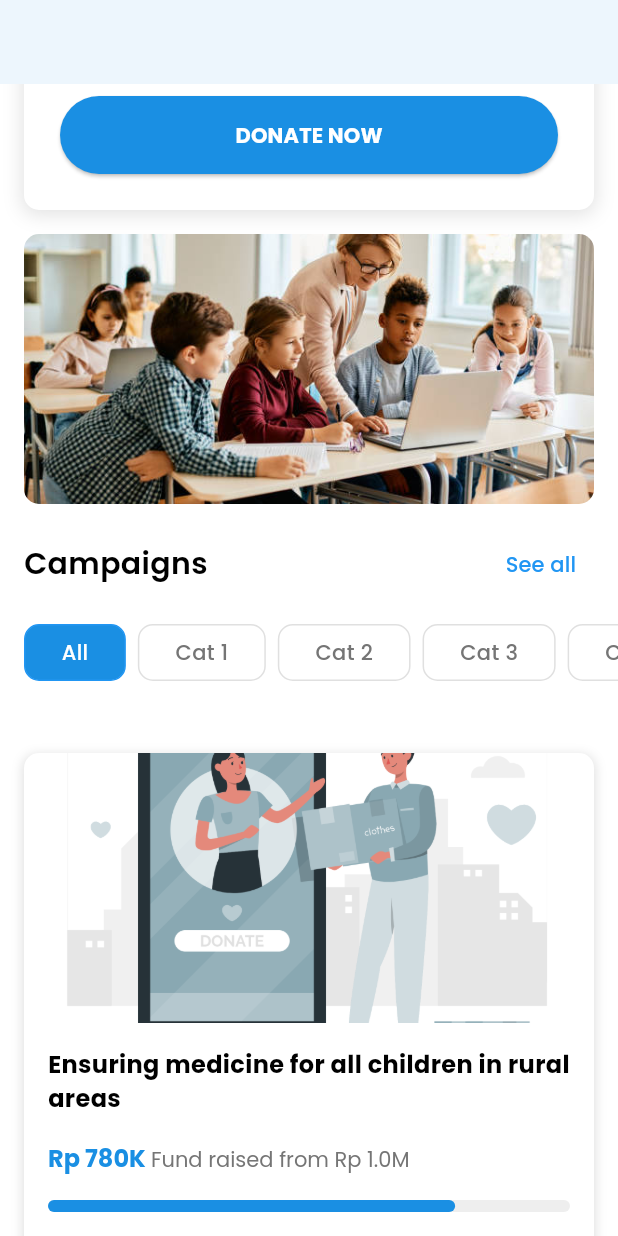
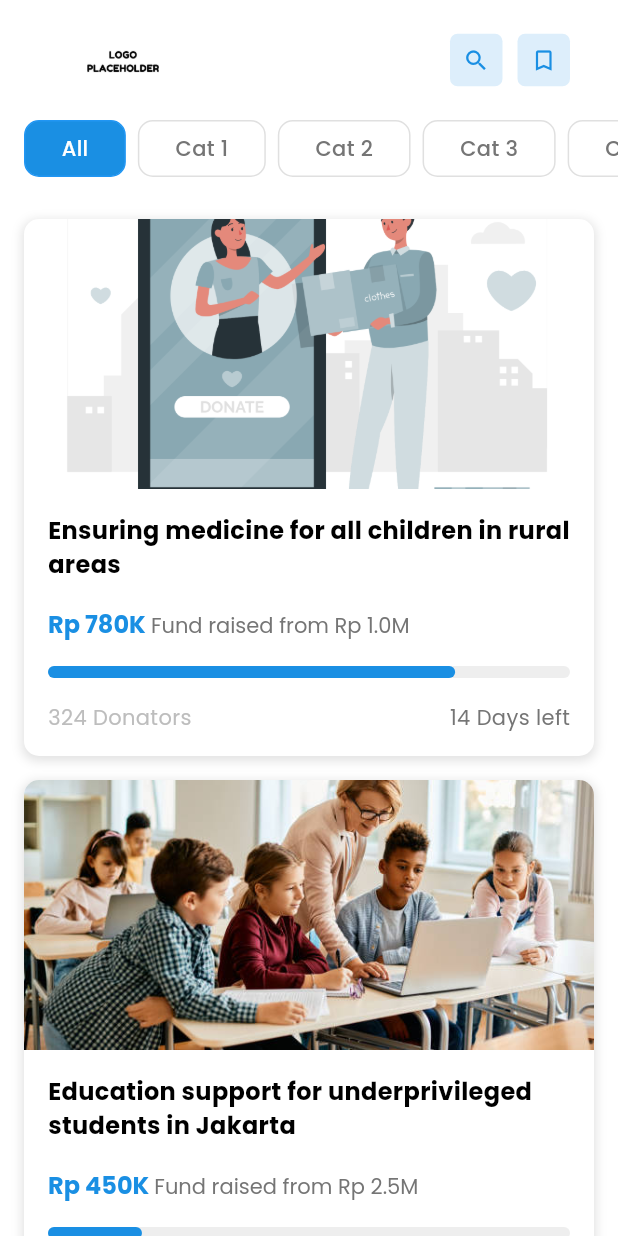
Before and after one commit to Udean777/Ikhlasin-Aja, a Flutter app: the HomePage screen opened directly, scrolled down 576 dp, after a tap on "See all", on a phone screen of 412 x 824 dp. Run offline on Flutter 3.47's test engine with Material 3 defaults, Android fonts, the phone set to English and light mode, and no system bars; our stand-ins replace google_fonts.

Commit message:
FEAT: Add CategoryButton widget and integrate it into CampaignSections; implement navigation to CampaignsViewAll

```diff
--- /dev/null
+++ b/lib/core/widgets/category_button.dart
@@ -0,0 +1,40 @@
+import 'package:flutter/material.dart';
+import 'package:google_fonts/google_fonts.dart';
+
+class CategoryButton extends StatelessWidget {
+  const CategoryButton({
+    required this.label,
+    required this.isSelected,
+    required this.onTap,
+  });
+
+  final String label;
+  final bool isSelected;
+  final VoidCallback onTap;
+
+  @override
+  Widget build(BuildContext context) {
+    return GestureDetector(
+      onTap: onTap,
+      child: Container(
+        margin: const EdgeInsets.symmetric(horizontal: 4),
+        padding: const EdgeInsets.symmetric(horizontal: 24, vertical: 8),
+        decoration: BoxDecoration(
+          color:
+              isSelected ? ColorScheme.of(context).primary : Colors.transparent,
+          borderRadius: BorderRadius.circular(10),
+          border: Border.all(
+            color: isSelected ? Colors.blue : Colors.grey.shade300,
+          ),
+        ),
+        child: Text(
+          label,
+          style: GoogleFonts.poppins(
+            color: isSelected ? Colors.white : Colors.grey.shade600,
+            fontWeight: FontWeight.w500,
+          ),
+        ),
+      ),
+    );
+  }
+}
--- a/lib/presentation/main/widgets/campaign_sections.dart
+++ b/lib/presentation/main/widgets/campaign_sections.dart
@@ -1,6 +1,8 @@
 import 'package:flutter/material.dart';
 import 'package:google_fonts/google_fonts.dart';
 import 'package:ikhlas_kan/core/assets/app_assets.dart';
+import 'package:ikhlas_kan/core/widgets/category_button.dart';
+import 'package:ikhlas_kan/presentation/view_all/campaigns_view_all.dart';
 
 class CampaignSections extends StatelessWidget {
   const CampaignSections({super.key});
@@ -37,7 +39,13 @@ class CampaignSections extends StatelessWidget {
                 ),
               ),
               TextButton(
-                onPressed: () {},
+                onPressed: () {
+                  Navigator.of(context).push(
+                    MaterialPageRoute(
+                      builder: (context) => CampaignsViewAll(),
+                    ),
+                  );
+                },
                 child: Text(
                   "See all",
                   style: GoogleFonts.poppins(
@@ -54,27 +62,27 @@ class CampaignSections extends StatelessWidget {
           padding: const EdgeInsets.symmetric(horizontal: 12),
           child: Row(
             children: [
-              _CategoryButton(
+              CategoryButton(
                 label: 'All',
                 isSelected: true,
                 onTap: () {},
               ),
-              _CategoryButton(
+              CategoryButton(
                 label: 'Cat 1',
                 isSelected: false,
                 onTap: () {},
               ),
-              _CategoryButton(
+              CategoryButton(
                 label: 'Cat 2',
                 isSelected: false,
                 onTap: () {},
               ),
-              _CategoryButton(
+              CategoryButton(
                 label: 'Cat 3',
                 isSelected: false,
                 onTap: () {},
               ),
-              _CategoryButton(
+              CategoryButton(
                 label: 'Cat 4',
                 isSelected: false,
                 onTap: () {},
@@ -87,41 +95,3 @@ class CampaignSections extends StatelessWidget {
     );
   }
 }
-
-class _CategoryButton extends StatelessWidget {
-  const _CategoryButton({
-    required this.label,
-    required this.isSelected,
-    required this.onTap,
-  });
-
-  final String label;
-  final bool isSelected;
-  final VoidCallback onTap;
-
-  @override
-  Widget build(BuildContext context) {
-    return GestureDetector(
-      onTap: onTap,
-      child: Container(
-        margin: const EdgeInsets.symmetric(horizontal: 4),
-        padding: const EdgeInsets.symmetric(horizontal: 24, vertical: 8),
-        decoration: BoxDecoration(
-          color:
-              isSelected ? ColorScheme.of(context).primary : Colors.transparent,
-          borderRadius: BorderRadius.circular(10),
-          border: Border.all(
-            color: isSelected ? Colors.blue : Colors.grey.shade300,
-          ),
-        ),
-        child: Text(
-          label,
-          style: GoogleFonts.poppins(
-            color: isSelected ? Colors.white : Colors.grey.shade600,
-            fontWeight: FontWeight.w500,
-          ),
-        ),
-      ),
-    );
-  }
-}
--- /dev/null
+++ b/lib/presentation/view_all/campaigns_view_all.dart
@@ -0,0 +1,141 @@
+import 'package:flutter/material.dart';
+import 'package:ikhlas_kan/core/assets/app_assets.dart';
+import 'package:ikhlas_kan/core/widgets/category_button.dart';
+import 'package:ikhlas_kan/core/widgets/custom_appbar.dart';
+import 'package:ikhlas_kan/presentation/main/widgets/donation_card.dart';
+
+class CampaignsViewAll extends StatelessWidget {
+  const CampaignsViewAll({super.key});
+
+  final List<Map<String, dynamic>> donationData = const [
+    {
+      'imgUrl': AppAssets.mainImage,
+      'title': 'Ensuring medicine for all children in rural areas',
+      'raisedAmount': 780000,
+      'targetAmount': 1000000,
+      'donorCount': 324,
+      'daysLeft': 14,
+    },
+    {
+      'imgUrl': AppAssets.educationImage,
+      'title': 'Education support for underprivileged students in Jakarta',
+      'raisedAmount': 450000,
+      'targetAmount': 2500000,
+      'donorCount': 156,
+      'daysLeft': 30,
+    },
+    {
+      'imgUrl': AppAssets.disasterImage,
+      'title': 'Emergency relief for flood victims in Central Java',
+      'raisedAmount': 1200000,
+      'targetAmount': 1500000,
+      'donorCount': 892,
+      'daysLeft': 5,
+    },
+    {
+      'imgUrl': AppAssets.foodImage,
+      'title': 'Providing nutritious meals for orphanages in Surabaya',
+      'raisedAmount': 250000,
+      'targetAmount': 750000,
+      'donorCount': 89,
+      'daysLeft': 45,
+    },
+    {
+      'imgUrl': AppAssets.elderlyImage,
+      'title': 'Supporting elderly care facilities in Bandung',
+      'raisedAmount': 900000,
+      'targetAmount': 3000000,
+      'donorCount': 445,
+      'daysLeft': 20,
+    },
+  ];
+
+  @override
+  Widget build(BuildContext context) {
+    return Scaffold(
+      body: CustomScrollView(
+        slivers: [
+          SliverAppBar(
+            backgroundColor: Colors.white,
+            pinned: true,
+            elevation: 0,
+            expandedHeight: 80,
+            automaticallyImplyLeading: false,
+            flexibleSpace: FlexibleSpaceBar(
+              background: Padding(
+                padding:
+                    const EdgeInsets.symmetric(horizontal: 16.0, vertical: 8.0),
+                child: const CustomAppbar(),
+              ),
+            ),
+          ),
+          SliverToBoxAdapter(
+            child: Column(
+              children: [
+                SingleChildScrollView(
+                  scrollDirection: Axis.horizontal,
+                  padding: const EdgeInsets.symmetric(horizontal: 12),
+                  child: Row(
+                    children: [
+                      CategoryButton(
+                        label: 'All',
+                        isSelected: true,
+                        onTap: () {},
+                      ),
+                      CategoryButton(
+                        label: 'Cat 1',
+                        isSelected: false,
+                        onTap: () {},
+                      ),
+                      CategoryButton(
+                        label: 'Cat 2',
+                        isSelected: false,
+                        onTap: () {},
+                      ),
+                      CategoryButton(
+                        label: 'Cat 3',
+                        isSelected: false,
+                        onTap: () {},
+                      ),
+                      CategoryButton(
+                        label: 'Cat 4',
+                        isSelected: false,
+                        onTap: () {},
+                      ),
+                    ],
+                  ),
+                ),
+              ],
+            ),
+          ),
+          SliverToBoxAdapter(
+            child: const SizedBox(
+              height: 20,
+            ),
+          ),
+          SliverPadding(
+            padding: const EdgeInsets.only(
+              bottom: 32,
+            ),
+            sliver: SliverList(
+              delegate: SliverChildBuilderDelegate(
+                (context, index) {
+                  final data = donationData[index];
+                  return DonationCard(
+                    imgUrl: data['imgUrl'],
+                    title: data['title'],
+                    raisedAmount: data['raisedAmount'],
+                    targetAmount: data['targetAmount'],
+                    donorCount: data['donorCount'],
+                    daysLeft: data['daysLeft'],
+                  );
+                },
+                childCount: donationData.length,
+              ),
+            ),
+          ),
+        ],
+      ),
+    );
+  }
+}
```
Also changed, not shown: lib/presentation/main/widgets/impact_section.dart (+8 -1 lines), lib/presentation/view_all/impact_view_all.dart (added, +141 -0 lines).
